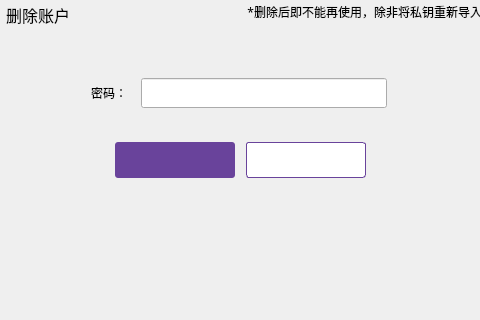
Before: the Qt Designer form deleteaccountdialog.ui in cdcchain/cdc-wallet-qt, drawn with Qt 5; both pictures show x 239 to 719 and y 176 to 496 of the 960 by 580 pixel window.
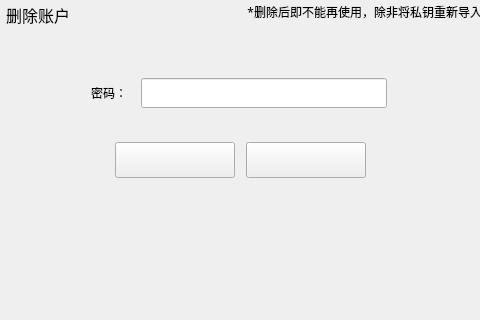
After: the same form once the commit is applied.

Diff of the .ui file:
```diff
--- a/deleteaccountdialog.ui
+++ b/deleteaccountdialog.ui
@@ -49,8 +49,7 @@
       <cursorShape>PointingHandCursor</cursorShape>
      </property>
      <property name="styleSheet">
-      <string notr="true">QToolButton{background-color:#ffffff;color:#484848;border:1px solid rgb(105,67,155);border-radius:3px;}
-QToolButton:hover{color:rgb(105,67,155);}</string>
+      <string notr="true"/>
      </property>
      <property name="text">
       <string/>
@@ -114,9 +113,7 @@
       <cursorShape>PointingHandCursor</cursorShape>
      </property>
      <property name="styleSheet">
-      <string notr="true">QToolButton{background-color:rgb(105,67,155);color:#ffffff;border:none;border-radius:3px;}
-QToolButton:hover{background-color:rgb(125,87,180);}
-QToolButton:disabled{background-color:#cecece;}</string>
+      <string notr="true"/>
      </property>
      <property name="text">
       <string/>
```
